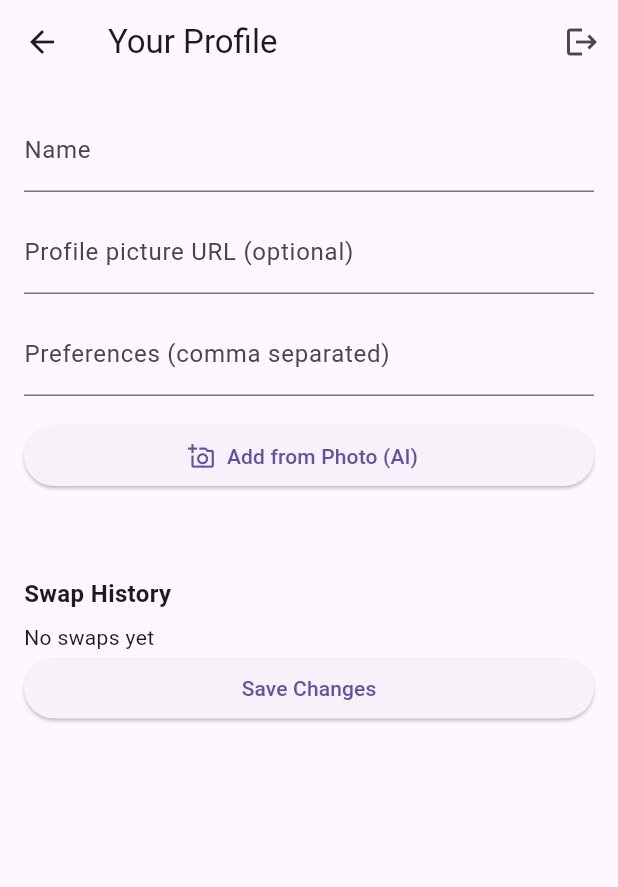
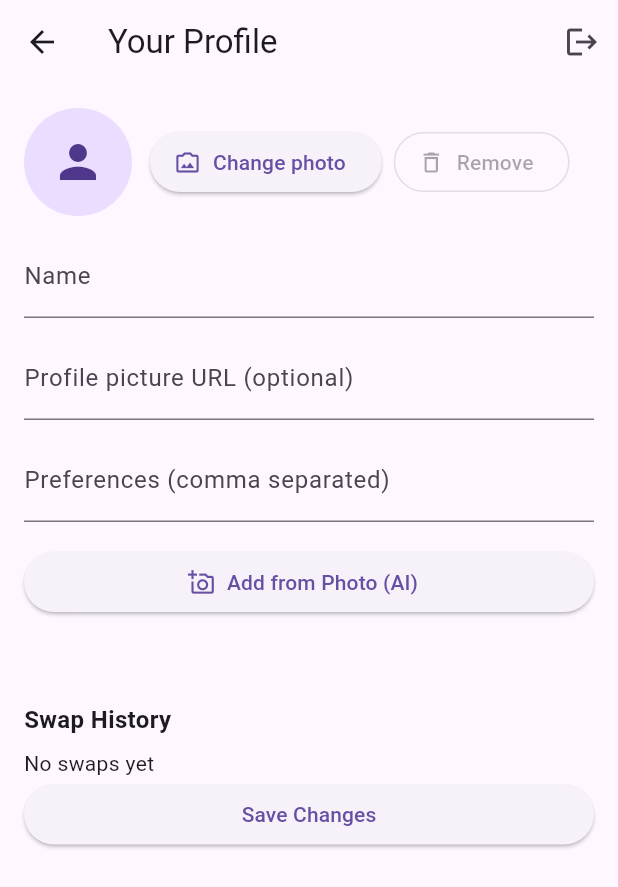
Before and after one commit to matheeshaW/swapwear, a Flutter app: the ProfileScreen screen opened by its route, on a phone screen of 412 x 824 dp. Shown: the top 887 px of the screen. Run offline on Flutter 3.47's test engine with Material 3 defaults, Android fonts, the phone set to English and light mode, and no system bars; our stand-ins replace cloud_firestore, cloud_functions, firebase_auth, firebase_core, firebase_storage, google_sign_in and 1 more; accounts and stored records are empty.

Commit message:
profile photo function added
google account photo shows up if logs in as one , or normal email method can upload a new one, remove

```diff
--- a/lib/screens/profile_screen.dart
+++ b/lib/screens/profile_screen.dart
@@ -4,6 +4,7 @@ import 'package:flutter/material.dart';
 import 'package:image_picker/image_picker.dart';
 import 'dart:typed_data';
 import '../services/ai_service.dart';
+import '../services/storage_service.dart';
 
 class ProfileScreen extends StatefulWidget {
   const ProfileScreen({super.key});
@@ -20,6 +21,7 @@ class _ProfileScreenState extends State<ProfileScreen> {
   bool _isLoading = true;
   String? _error;
   bool _uploading = false;
+  bool _photoUploading = false;
 
   late final String _uid;
 
@@ -118,6 +120,59 @@ class _ProfileScreenState extends State<ProfileScreen> {
     }
   }
 
+  Future<void> _changeProfilePhoto() async {
+    try {
+      final picker = ImagePicker();
+      final picked = await picker.pickImage(
+        source: ImageSource.gallery,
+        imageQuality: 85,
+        maxWidth: 1024,
+      );
+      if (picked == null) return;
+      setState(() => _photoUploading = true);
+      final bytes = await picked.readAsBytes();
+      final url = await StorageService().uploadProfilePhoto(
+        uid: _uid,
+        bytes: bytes,
+      );
+      await FirebaseFirestore.instance.collection('users').doc(_uid).update({
+        'profilePic': url,
+        'updatedAt': FieldValue.serverTimestamp(),
+      });
+      await _loadProfile();
+      if (mounted) {
+        ScaffoldMessenger.of(
+          context,
+        ).showSnackBar(const SnackBar(content: Text('Profile photo updated')));
+      }
+    } catch (e) {
+      if (mounted) setState(() => _error = 'Failed to update photo');
+    } finally {
+      if (mounted) setState(() => _photoUploading = false);
+    }
+  }
+
+  Future<void> _removeProfilePhoto() async {
+    try {
+      setState(() => _photoUploading = true);
+      await StorageService().deleteProfilePhoto(uid: _uid);
+      await FirebaseFirestore.instance.collection('users').doc(_uid).update({
+        'profilePic': null,
+        'updatedAt': FieldValue.serverTimestamp(),
+      });
+      await _loadProfile();
+      if (mounted) {
+        ScaffoldMessenger.of(
+          context,
+        ).showSnackBar(const SnackBar(content: Text('Profile photo removed')));
+      }
+    } catch (e) {
+      if (mounted) setState(() => _error = 'Failed to remove photo');
+    } finally {
+      if (mounted) setState(() => _photoUploading = false);
+    }
+  }
+
   Future<void> _analyzeAndAppend(Uint8List bytes, String filename) async {
     setState(() {
       _uploading = true;
@@ -181,6 +236,58 @@ class _ProfileScreenState extends State<ProfileScreen> {
                       Text(_error!, style: const TextStyle(color: Colors.red)),
                       const SizedBox(height: 12),
                     ],
+                    // Avatar row
+                    StreamBuilder<DocumentSnapshot<Map<String, dynamic>>>(
+                      stream: FirebaseFirestore.instance
+                          .collection('users')
+                          .doc(_uid)
+                          .snapshots(),
+                      builder: (context, snap) {
+                        final pic =
+                            snap.data?.data()?['profilePic'] as String? ??
+                            _photoController.text.trim();
+                        return Row(
+                          children: [
+                            CircleAvatar(
+                              radius: 36,
+                              backgroundImage: (pic.isNotEmpty)
+                                  ? NetworkImage(pic)
+                                  : null,
+                              child: (pic.isEmpty)
+                                  ? const Icon(Icons.person, size: 36)
+                                  : null,
+                            ),
+                            const SizedBox(width: 12),
+                            ElevatedButton.icon(
+                              onPressed: _photoUploading
+                                  ? null
+                                  : _changeProfilePhoto,
+                              icon: _photoUploading
+                                  ? const SizedBox(
+                                      height: 16,
+                                      width: 16,
+                                      child: CircularProgressIndicator(
+                                        strokeWidth: 2,
+                                      ),
+                                    )
+                                  : const Icon(
+                                      Icons.photo_camera_back_outlined,
+                                    ),
+                              label: const Text('Change photo'),
+                            ),
+                            const SizedBox(width: 8),
+                            OutlinedButton.icon(
+                              onPressed: (_photoUploading || (pic.isEmpty))
+                                  ? null
+                                  : _removeProfilePhoto,
+                              icon: const Icon(Icons.delete_outline),
+                              label: const Text('Remove'),
+                            ),
+                          ],
+                        );
+                      },
+                    ),
+                    const SizedBox(height: 12),
                     TextFormField(
                       controller: _nameController,
                       decoration: const InputDecoration(labelText: 'Name'),
--- /dev/null
+++ b/lib/services/storage_service.dart
@@ -0,0 +1,25 @@
+import 'dart:typed_data';
+import 'package:firebase_storage/firebase_storage.dart';
+
+class StorageService {
+  StorageService({FirebaseStorage? storage})
+    : _storage = storage ?? FirebaseStorage.instance;
+
+  final FirebaseStorage _storage;
+
+  Future<String> uploadProfilePhoto({
+    required String uid,
+    required Uint8List bytes,
+  }) async {
+    final ref = _storage.ref().child('profilePhotos').child('$uid.jpg');
+    await ref.putData(bytes, SettableMetadata(contentType: 'image/jpeg'));
+    return await ref.getDownloadURL();
+  }
+
+  Future<void> deleteProfilePhoto({required String uid}) async {
+    final ref = _storage.ref().child('profilePhotos').child('$uid.jpg');
+    try {
+      await ref.delete();
+    } catch (_) {}
+  }
+}
--- a/pubspec.yaml
+++ b/pubspec.yaml
@@ -38,6 +38,7 @@ dependencies:
   google_sign_in: ^6.2.1
   cloud_functions: ^5.1.4
   image_picker: ^1.1.2
+  firebase_storage: ^12.3.6
 
   # The following adds the Cupertino Icons font to your application.
   # Use with the CupertinoIcons class for iOS style icons.
```
Also changed, not shown: pubspec.lock, 3 other files.
